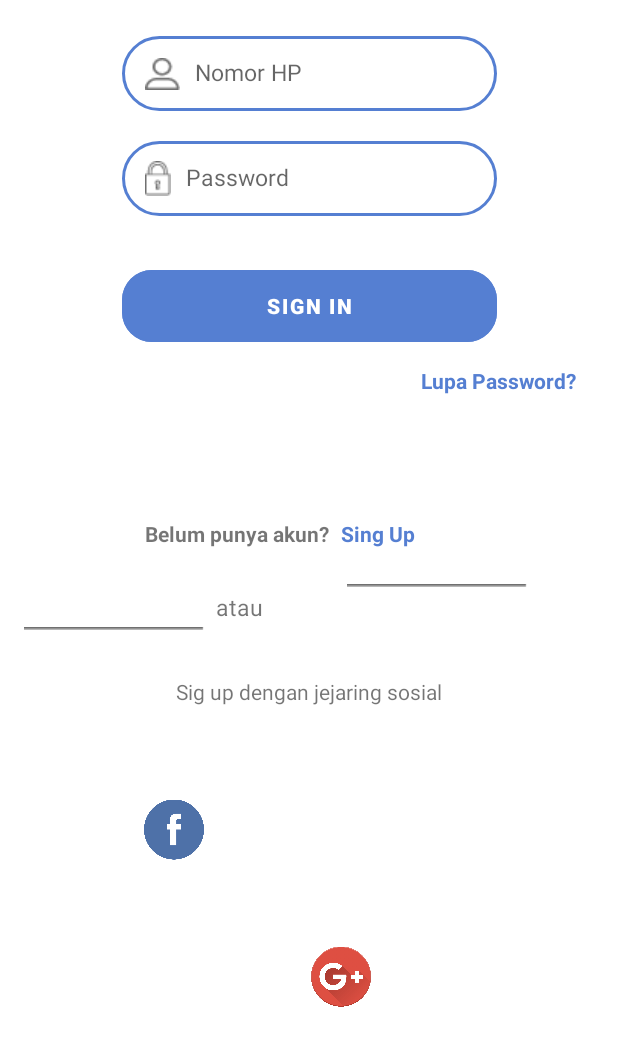
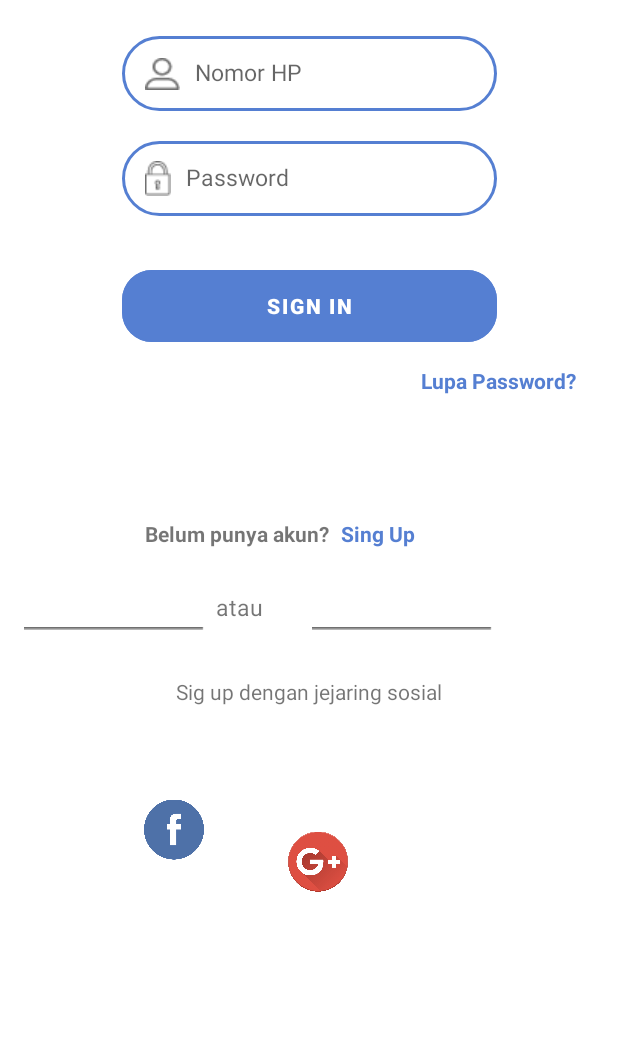
Before and after one commit to Tomjerry12345/Project_IAPIM, an Android app: the SignInActivity screen opened directly, with no data from a screen before it, on a phone screen of 412 x 824 dp, the part 198-1236 px from its top. Run offline under Robolectric (Android 15) with nearby library versions, the phone set to English and light mode, and no system bars.

Commit message:
28-11-2019

```diff
--- a/app/src/main/res/layout/activity_sign_in.xml
+++ b/app/src/main/res/layout/activity_sign_in.xml
@@ -133,12 +133,13 @@
         android:id="@+id/b"
         android:layout_width="120dp"
         android:layout_height="wrap_content"
-        android:layout_marginTop="24dp"
         android:src="@drawable/garis1"
+        app:layout_constraintBottom_toBottomOf="parent"
         app:layout_constraintEnd_toEndOf="parent"
-        app:layout_constraintHorizontal_bias="0.478"
+        app:layout_constraintHorizontal_bias="0.280"
         app:layout_constraintStart_toEndOf="@+id/appCompatTextView4"
-        app:layout_constraintTop_toBottomOf="@+id/appCompatTextView3" />
+        app:layout_constraintTop_toBottomOf="@+id/appCompatTextView"
+        app:layout_constraintVertical_bias="0.162" />
 
     <androidx.appcompat.widget.AppCompatTextView
         android:id="@+id/appCompatTextView5"
@@ -166,10 +167,11 @@
         android:id="@+id/appCompatImageView3"
         android:layout_width="40dp"
         android:layout_height="50dp"
-        android:layout_marginBottom="16dp"
         android:src="@drawable/ic_google"
         app:layout_constraintBottom_toBottomOf="parent"
         app:layout_constraintEnd_toEndOf="parent"
-        app:layout_constraintHorizontal_bias="0.303"
-        app:layout_constraintStart_toEndOf="@+id/appCompatImageView2" />
+        app:layout_constraintHorizontal_bias="0.236"
+        app:layout_constraintStart_toEndOf="@+id/appCompatImageView2"
+        app:layout_constraintTop_toBottomOf="@+id/appCompatTextView5"
+        app:layout_constraintVertical_bias="0.460" />
 </androidx.constraintlayout.widget.ConstraintLayout>
```
